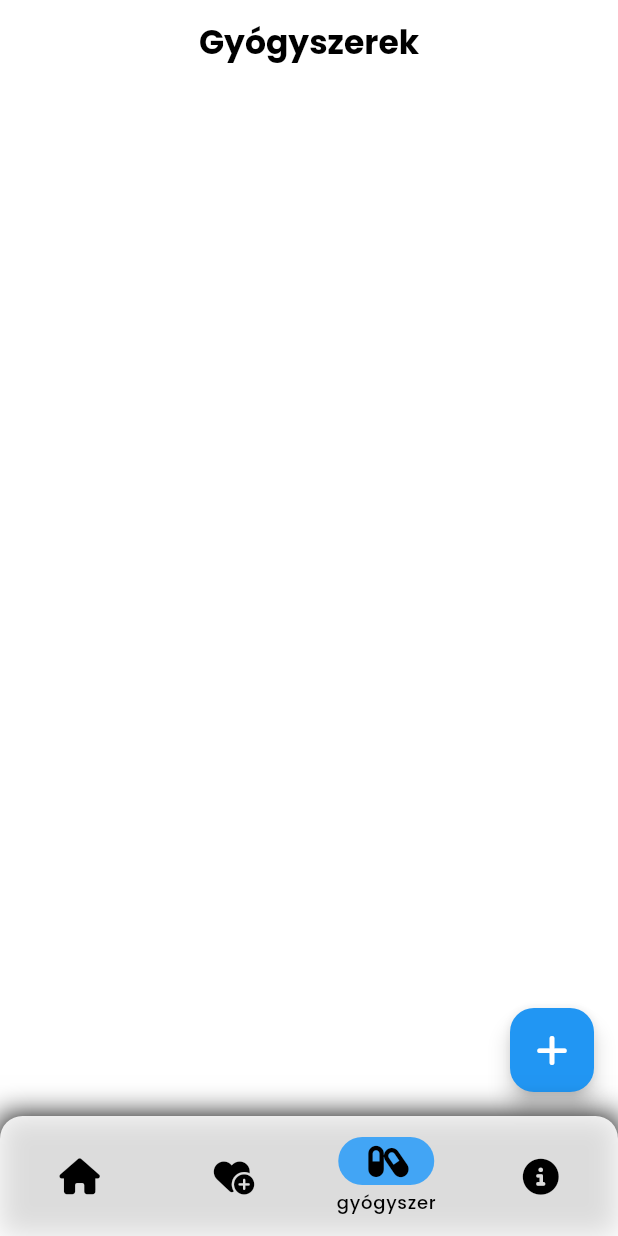
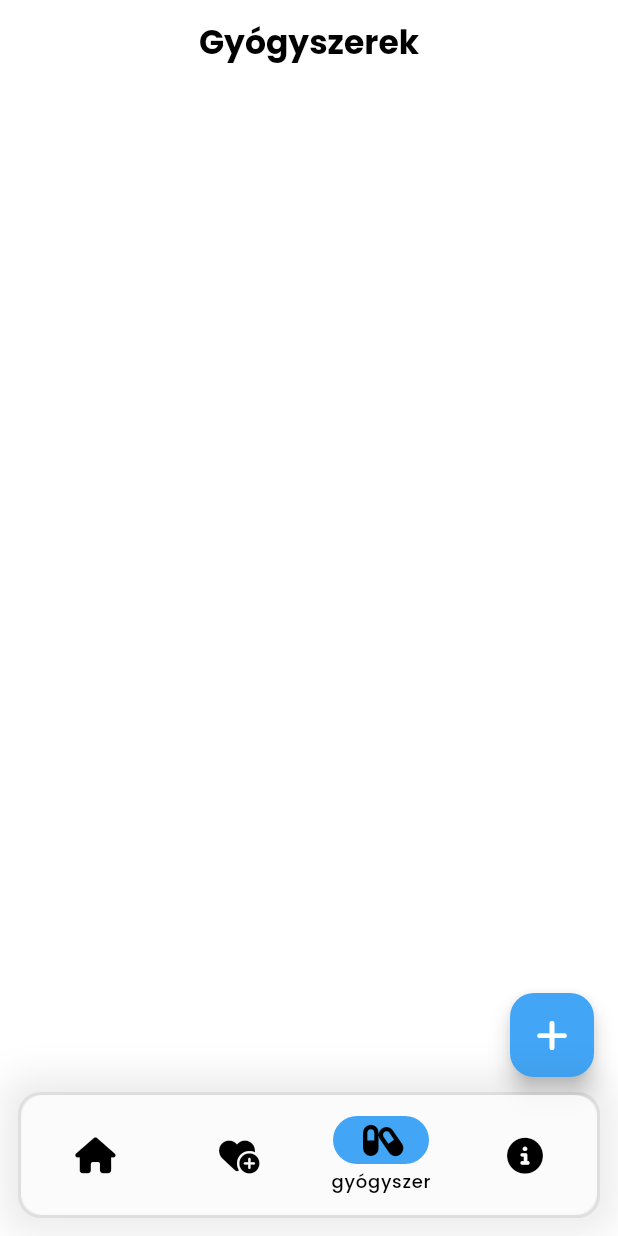
Before and after one commit to Mak0nz/iaso, a Flutter app: the screen it shows once a user with an empty profile is signed in, item 3 of the bottom bar chosen, on a phone screen of 412 x 824 dp. Run offline on Flutter 3.47's test engine with Material 3 defaults, Android fonts, the phone set to English and light mode, and no system bars; our stand-ins replace awesome_notifications, cloud_firestore, firebase_auth, firebase_core, fluttertoast, font_awesome_flutter and 2 more; missing offline and left inert: workmanager; accounts and stored records are empty; statements that could not run were skipped.

Commit message:
updated styles

```diff
--- a/lib/screens/components/navigation_menu.dart
+++ b/lib/screens/components/navigation_menu.dart
@@ -1,3 +1,5 @@
+import 'dart:ui';
+
 import 'package:awesome_notifications/awesome_notifications.dart';
 import 'package:flutter/material.dart';
 import 'package:font_awesome_flutter/font_awesome_flutter.dart';
@@ -35,19 +37,25 @@ class _NavigationMenuState extends State<NavigationMenu> {
   @override
   Widget build(BuildContext context) {
     return Scaffold(
+      extendBody: true,
       bottomNavigationBar: Container(
-        decoration: const BoxDecoration(boxShadow: [
+        margin: const EdgeInsets.only(left: 12,right: 12,bottom: 12),
+        decoration: BoxDecoration(boxShadow: [
             BoxShadow(
-            color: Colors.black,
-            blurRadius: 15,
+              color: Colors.black.withAlpha(20),
+              blurRadius: 20,
+              spreadRadius: 10,
             )
-        ]),
+          ],
+          borderRadius: BorderRadius.circular(15),
+          border: Border.all(color: Colors.grey.shade900.withAlpha(20), width: 2.0, style: BorderStyle.solid),
+        ),
         child: ClipRRect(
-          borderRadius: const BorderRadius.only(
-            topLeft: Radius.circular(15),
-            topRight: Radius.circular(15),
-          ),
+          borderRadius: BorderRadius.circular(15),
+          child: BackdropFilter(
+            filter: ImageFilter.blur(sigmaX: 2, sigmaY: 2),
             child: NavigationBar(
+              //backgroundColor: Colors.transparent,
               selectedIndex: currentIndex,
               onDestinationSelected: (index) {
                 setState(() {
@@ -63,6 +71,7 @@ class _NavigationMenuState extends State<NavigationMenu> {
             ),
           ),
         ),
+      ),
       body: pages[currentIndex],
     );
   }
--- a/lib/screens/pages/home.dart
+++ b/lib/screens/pages/home.dart
@@ -61,7 +61,7 @@ class _HomeState extends State<Home> {
       appBar: AppBar(
         flexibleSpace: ClipRect(
           child: BackdropFilter(
-            filter: ImageFilter.blur(sigmaX: 10, sigmaY: 10),
+            filter: ImageFilter.blur(sigmaX: 2, sigmaY: 2),
             child: Container(color: Colors.transparent,),
           ),
         ),
--- a/lib/screens/pages/info.dart
+++ b/lib/screens/pages/info.dart
@@ -11,7 +11,7 @@ class InfoPage extends StatelessWidget {
       appBar: AppBar(
         flexibleSpace: ClipRect(
           child: BackdropFilter(
-            filter: ImageFilter.blur(sigmaX: 10, sigmaY: 10),
+            filter: ImageFilter.blur(sigmaX: 2, sigmaY: 2),
             child: Container(color: Colors.transparent,),
           ),
         ),
--- a/lib/screens/pages/meds/create_new_med_modal.dart
+++ b/lib/screens/pages/meds/create_new_med_modal.dart
@@ -36,7 +36,9 @@ class _CreateNewMedModalState extends State<CreateNewMedModal> {
 
   @override
   Widget build(BuildContext context) {
-    return FloatingActionButton(
+    return Padding(
+      padding: const EdgeInsets.only(bottom: 90),
+      child: FloatingActionButton(
         onPressed: () => showModalBottomSheet(
           context: context,
           enableDrag: true,
@@ -47,7 +49,7 @@ class _CreateNewMedModalState extends State<CreateNewMedModal> {
           builder: (context) => (
             ClipRRect(
               child: BackdropFilter(
-              filter: ImageFilter.blur(sigmaX: 10, sigmaY: 10),
+                filter: ImageFilter.blur(sigmaX: 2, sigmaY: 2),
                 child: Padding(
                   padding: EdgeInsets.fromLTRB(10, 35, 10, 10),
                   child: SingleChildScrollView(
@@ -222,6 +224,7 @@ class _CreateNewMedModalState extends State<CreateNewMedModal> {
           ),
         ),
         child: const Icon(FontAwesomeIcons.plus),
+      ),
     );
   }
 
--- a/lib/screens/pages/meds/meds.dart
+++ b/lib/screens/pages/meds/meds.dart
@@ -14,7 +14,7 @@ class MedsPage extends StatelessWidget {
       appBar: AppBar(
         flexibleSpace: ClipRect(
           child: BackdropFilter(
-            filter: ImageFilter.blur(sigmaX: 10, sigmaY: 10),
+            filter: ImageFilter.blur(sigmaX: 2, sigmaY: 2),
             child: Container(color: Colors.transparent,),
           ),
         ),
--- a/lib/screens/pages/stats/stats.dart
+++ b/lib/screens/pages/stats/stats.dart
@@ -19,7 +19,7 @@ class _StatsPageState extends State<StatsPage> {
       appBar: AppBar(
         flexibleSpace: ClipRect(
           child: BackdropFilter(
-            filter: ImageFilter.blur(sigmaX: 10, sigmaY: 10),
+            filter: ImageFilter.blur(sigmaX: 2, sigmaY: 2),
             child: Container(color: Colors.transparent,),
           ),
         ),
@@ -36,7 +36,7 @@ class _StatsPageState extends State<StatsPage> {
         padding: EdgeInsets.symmetric(horizontal: 10),
         child: SingleChildScrollView(
           child: Padding(
-            padding: const EdgeInsets.only(top:90 ,bottom: 80), // No content behind appbar & floatingActionButton.
+            padding: const EdgeInsets.only(top:75 ,bottom: 170), // No content behind appbar & floatingActionButton.
             child: DisplayStatsPage(),
           ),
         ),
--- a/lib/services/med/display_meds.dart
+++ b/lib/services/med/display_meds.dart
@@ -57,7 +57,7 @@ class _DisplayMedsState extends State<DisplayMeds> {
     return Expanded(
       child: SingleChildScrollView(
         child: Padding(
-          padding: const EdgeInsets.only(top:95 ,bottom: 80), // No content behind appbar & floatingActionButton.
+          padding: const EdgeInsets.only(top:85 ,bottom: 170), // No content behind appbar & floatingActionButton.
           child: Column(
             children: _medications.map((medication) {
               final data = medication.data();
--- a/lib/services/med/edit_med_modal.dart
+++ b/lib/services/med/edit_med_modal.dart
@@ -87,7 +87,7 @@ class _EditMedModalState extends State<EditMedModal> {
         builder: (context) => (
           ClipRRect(
             child: BackdropFilter(
-              filter: ImageFilter.blur(sigmaX: 10, sigmaY: 10),
+              filter: ImageFilter.blur(sigmaX: 2, sigmaY: 2),
               child: Padding(
                 padding: EdgeInsets.fromLTRB(10, 35, 10, 10),
                 child: SingleChildScrollView(
--- a/lib/services/stats/display_stats_page.dart
+++ b/lib/services/stats/display_stats_page.dart
@@ -269,6 +269,10 @@ class _DisplayStatsPageState extends State<DisplayStatsPage> {
           firstDay: _firstDayNotifier.value,
           lastDay: DateTime.now(),
           onDaySelected: _onDaySelected,
+          calendarStyle: CalendarStyle(
+            todayDecoration: BoxDecoration(shape: BoxShape.circle, color: Colors.blue.shade300),
+            selectedDecoration: BoxDecoration(shape: BoxShape.circle, color: Colors.blue.shade400),
+          ),
         ),
         ValueListenableBuilder(
           valueListenable: _onDaySelectedEvent,
--- a/lib/themes.dart
+++ b/lib/themes.dart
@@ -9,13 +9,13 @@ class ThemeClass {
       backgroundColor: Colors.white.withAlpha(200),
     ),
     navigationBarTheme: NavigationBarThemeData(
-      backgroundColor: Colors.white.withAlpha(220),
+      backgroundColor: Colors.white.withAlpha(200),
       indicatorColor: Colors.blue.shade400,
       elevation: 3,
       labelBehavior: NavigationDestinationLabelBehavior.onlyShowSelected,
     ),
     colorScheme: ColorScheme.light(
-      primary: Colors.blue,
+      primary: Colors.blue.shade400,
     ),
   );
 
@@ -24,7 +24,7 @@ class ThemeClass {
     fontFamily: 'Poppins',
     brightness: Brightness.dark,
     appBarTheme: AppBarTheme(
-      backgroundColor: Colors.black26.withAlpha(200),
+      backgroundColor: Colors.black26.withAlpha(220),
     ),
     navigationBarTheme: NavigationBarThemeData(
       backgroundColor: Colors.black26.withAlpha(220),
@@ -33,7 +33,7 @@ class ThemeClass {
       labelBehavior: NavigationDestinationLabelBehavior.onlyShowSelected,
     ),
     colorScheme: ColorScheme.dark(
-      primary: Colors.blue,
+      primary: Colors.blue.shade400,
     ),
   );
 }
```
Also changed, not shown: lib/screens/pages/stats/create_daily_stats_modal_sheet.dart (+6 -3 lines). Lines whose indentation alone changed are shown as unchanged.
